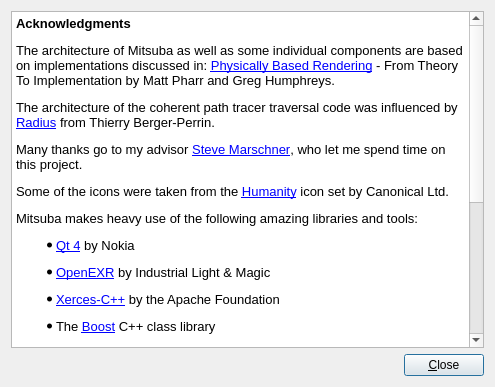
First picture: the form in src/qtgui/acknowledgmentdlg.ui, repository mitsuba-renderer/mitsuba, before the edit.
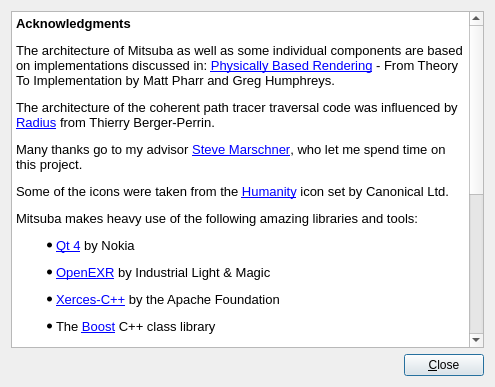
Second picture: the form after the edit.

Commit message: vertex color and PLY loading support

The edit to the form file:
```diff
--- a/src/qtgui/acknowledgmentdlg.ui
+++ b/src/qtgui/acknowledgmentdlg.ui
@@ -61,6 +61,7 @@
 &lt;li style=&quot; margin-top:12px; margin-bottom:12px; margin-left:0px; margin-right:0px; -qt-block-indent:0; text-indent:0px;&quot;&gt;&lt;a href=&quot;http://glew.sourceforge.net/&quot;&gt;&lt;span style=&quot; text-decoration: underline; color:#0000ff;&quot;&gt;GLEW&lt;/span&gt;&lt;/a&gt; by Milan Ikits, Marcelo E. Magallon and Lev Povalahev&lt;/li&gt;
 &lt;li style=&quot; margin-top:12px; margin-bottom:12px; margin-left:0px; margin-right:0px; -qt-block-indent:0; text-indent:0px;&quot;&gt;&lt;a href=&quot;http://sourceforge.net/projects/collada-dom/&quot;&gt;&lt;span style=&quot; text-decoration: underline; color:#0000ff;&quot;&gt;COLLADA DOM&lt;/span&gt;&lt;/a&gt; by Sony Computer Entertainment&lt;/li&gt;
 &lt;li style=&quot; margin-top:12px; margin-bottom:12px; margin-left:0px; margin-right:0px; -qt-block-indent:0; text-indent:0px;&quot;&gt;&lt;a href=&quot;http://www.math.sci.hiroshima-u.ac.jp/~m-mat/MT/emt.html&quot;&gt;&lt;span style=&quot; text-decoration: underline; color:#0000ff;&quot;&gt;Mersenne Twister&lt;/span&gt;&lt;/a&gt; by Makoto Matsumoto and Takuji Nishimura&lt;/li&gt;
+&lt;li style=&quot; margin-top:12px; margin-bottom:12px; margin-left:0px; margin-right:0px; -qt-block-indent:0; text-indent:0px;&quot;&gt;&lt;a href=&quot;http://people.cs.kuleuven.be/~ares.lagae/libply/&quot;&gt;&lt;span style=&quot; text-decoration: underline; color:#0000ff;&quot;&gt;libply&lt;/span&gt;&lt;/a&gt; by Ares Lagae&lt;/li&gt;
 &lt;li style=&quot; margin-top:12px; margin-bottom:12px; margin-left:0px; margin-right:0px; -qt-block-indent:0; text-indent:0px;&quot;&gt;&lt;a href=&quot;http://www.ijg.org/&quot;&gt;&lt;span style=&quot; text-decoration: underline; color:#0000ff;&quot;&gt;libjpeg&lt;/span&gt;&lt;/a&gt; by the Independent JPEG Group&lt;/li&gt;
 &lt;li style=&quot; margin-top:12px; margin-bottom:12px; margin-left:0px; margin-right:0px; -qt-block-indent:0; text-indent:0px;&quot;&gt;&lt;a href=&quot;http://www.libpng.org/pub/png&quot;&gt;&lt;span style=&quot; text-decoration: underline; color:#0000ff;&quot;&gt;libpng&lt;/span&gt;&lt;/a&gt; by Guy Eric Schalnat, Andreas Dilger, Glenn Randers-Pehrson and others&lt;/li&gt;
 &lt;li style=&quot; margin-top:12px; margin-bottom:12px; margin-left:0px; margin-right:0px; -qt-block-indent:0; text-indent:0px;&quot;&gt;&lt;a href=&quot;http://www.brandonwalkin.com/bwtoolkit/&quot;&gt;&lt;span style=&quot; text-decoration: underline; color:#0000ff;&quot;&gt;BWToolkit&lt;/span&gt;&lt;/a&gt; by Brandon Walkin&lt;/li&gt;
```
The commit also changes 22 other files.
